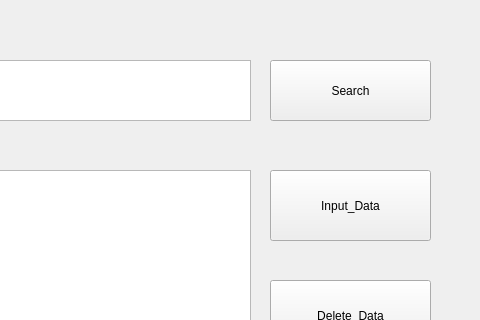
Before: the Qt Designer form Ui.ui in shangrex/SQL_Practice_Tool, drawn with Qt 5; both pictures show x 610 to 1090 and y 0 to 320 of the 1090 by 868 pixel window.
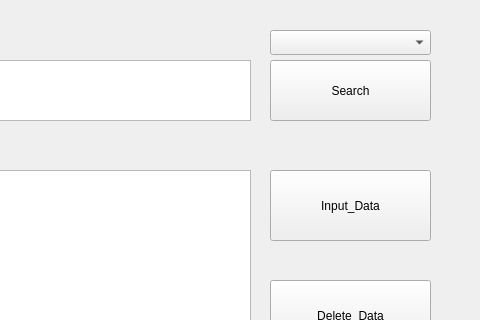
After: the same form once the commit is applied.

The edit to the form file:
```diff
--- a/Ui.ui
+++ b/Ui.ui
@@ -73,6 +73,16 @@
      <string>Delete_Data</string>
     </property>
    </widget>
+   <widget class="QComboBox" name="comboBox">
+    <property name="geometry">
+     <rect>
+      <x>880</x>
+      <y>30</y>
+      <width>161</width>
+      <height>25</height>
+     </rect>
+    </property>
+   </widget>
   </widget>
   <widget class="QMenuBar" name="menubar">
    <property name="geometry">
```
